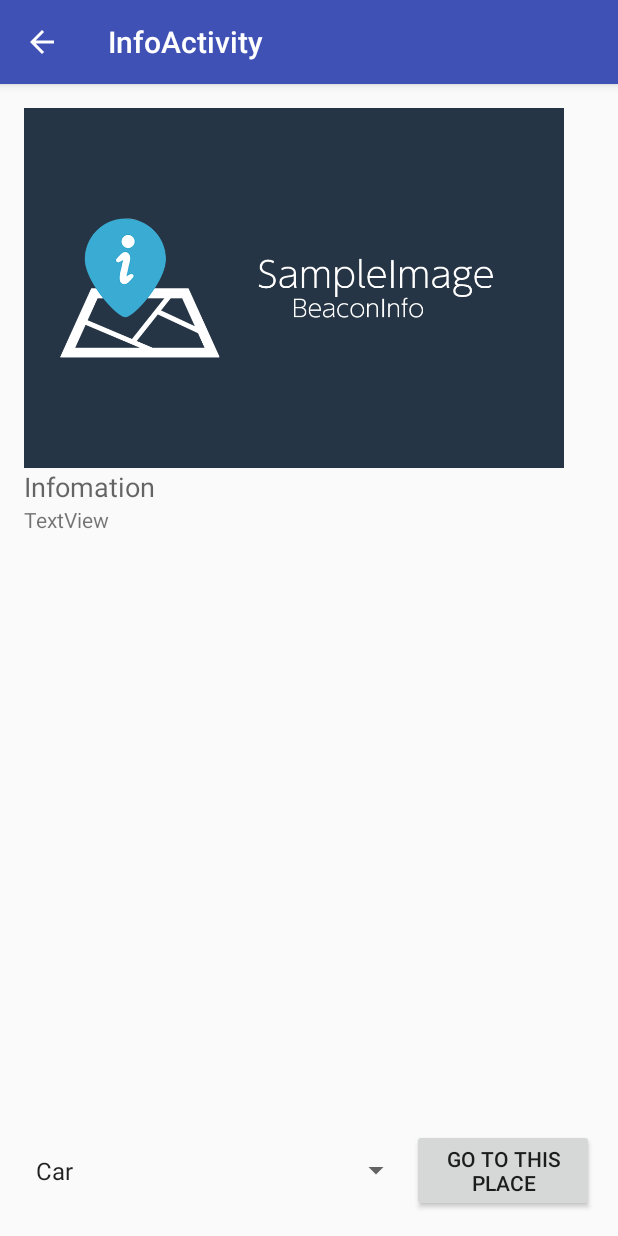
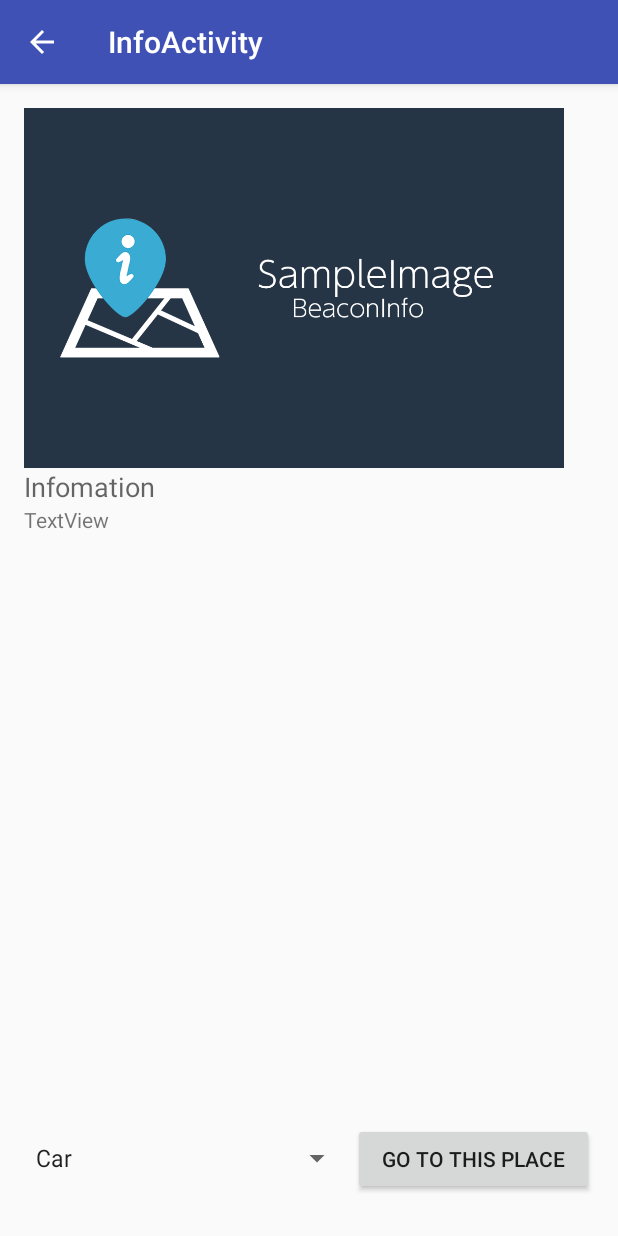
Before and after one commit to r-sek/BeaconInfo, an Android app: the InfoActivity screen opened directly, with no data from a screen before it, on a phone screen of 412 x 824 dp. Run offline under Robolectric (Android 15) with nearby library versions, the phone set to English and light mode, and no system bars.

Commit message:
産みの苦しみ

```diff
--- a/mobile/src/main/res/layout/content_info.xml
+++ b/mobile/src/main/res/layout/content_info.xml
@@ -51,16 +51,17 @@
         android:orientation="horizontal"
         android:layout_width="match_parent"
         android:layout_height="wrap_content"
+        android:layout_marginBottom="12dp"
         android:layout_alignParentBottom="true"
         android:layout_alignParentStart="true">
 
         <Spinner
-            android:layout_width="match_parent"
+            android:layout_width="wrap_content"
             android:layout_height="match_parent"
             android:layout_above="@+id/visitBtn"
             android:layout_alignParentStart="true"
             android:id="@+id/spinner"
-            android:layout_weight="5" />
+            android:layout_weight="7" />
 
         <Button
             android:text="@string/visit"
```
Also changed, not shown: 1 other file.
